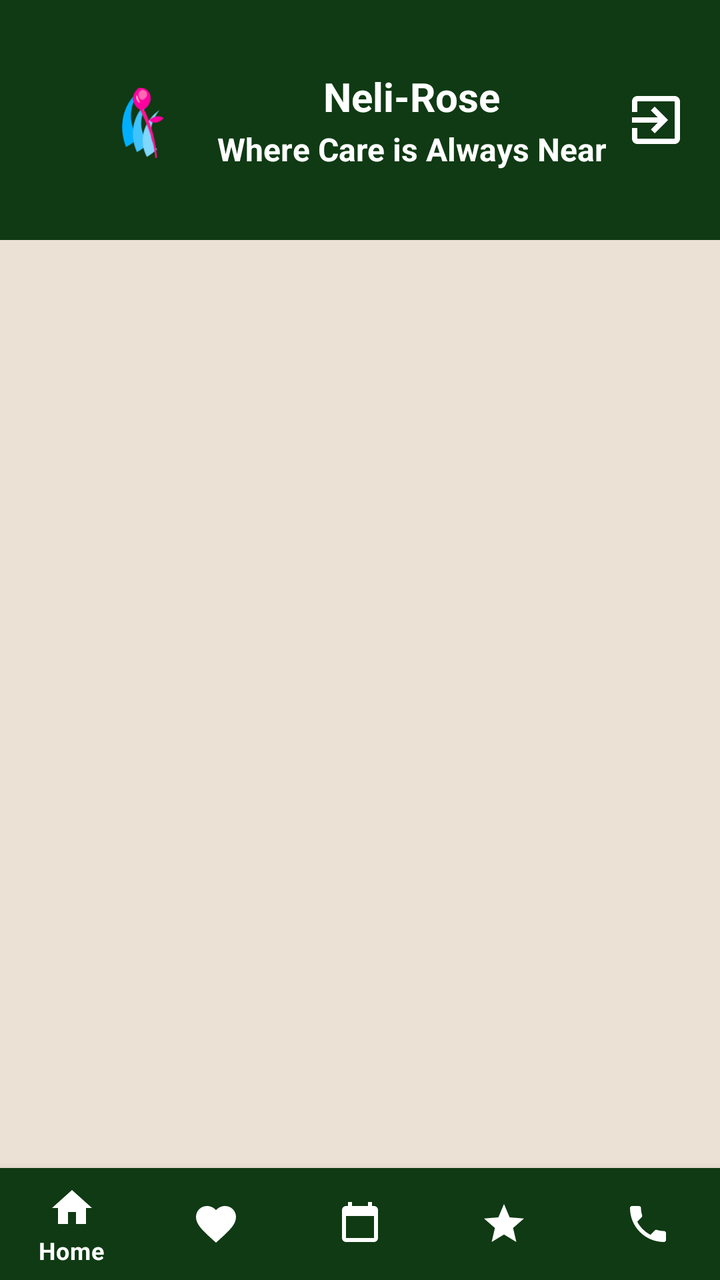
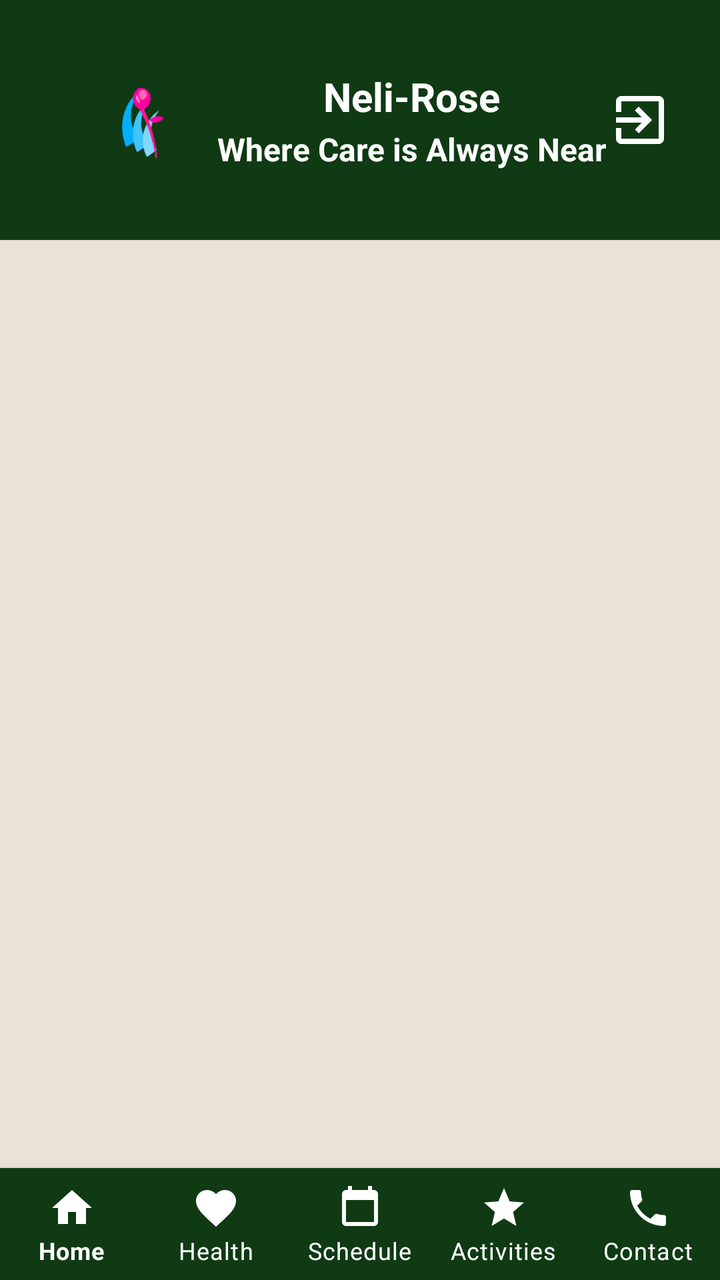

Two renders of the same Android screen: before a commit and after it. Below are the layout's source before the change and the commit's diff.
<!-- AndroidManifest.xml: application theme Theme.NeliRoseApp -->
<!-- res/layout/activity_main.xml -->
<?xml version="1.0" encoding="utf-8"?>
<LinearLayout xmlns:android="http://schemas.android.com/apk/res/android"
    xmlns:app="http://schemas.android.com/apk/res-auto"
    android:layout_width="match_parent"
    android:layout_height="match_parent"
    android:background="@color/neli_cream"
    android:orientation="vertical">

    
    <RelativeLayout
        android:id="@+id/headerLayout"
        android:layout_width="match_parent"
        android:layout_height="120dp"
        android:background="@color/neli_green"
        android:paddingStart="16dp"
        android:paddingTop="32dp"
        android:paddingEnd="16dp"
        android:paddingBottom="12dp">

        <ImageView
            android:id="@+id/btnHeaderBack"
            android:layout_width="32dp"
            android:layout_height="32dp"
            android:layout_alignParentStart="true"
            android:layout_centerVertical="true"
            android:contentDescription="Back"
            android:src="@drawable/ic_back_triangle"
            android:visibility="gone" />

        <LinearLayout
            android:layout_width="wrap_content"
            android:layout_height="wrap_content"
            android:layout_centerInParent="true"
            android:gravity="center"
            android:orientation="horizontal">

            <ImageView
                android:id="@+id/imgHeaderLogo"
                android:layout_width="42dp"
                android:layout_height="42dp"
                android:layout_marginEnd="10dp"
                android:contentDescription="Neli-Rose Logo"
                android:src="@drawable/bg_logo" />

            <LinearLayout
                android:layout_width="wrap_content"
                android:layout_height="wrap_content"
                android:gravity="center_horizontal"
                android:orientation="vertical">

                <TextView
                    android:id="@+id/tvHeaderTitle"
                    android:layout_width="wrap_content"
                    android:layout_height="wrap_content"
                    android:text="Neli-Rose"
                    android:textColor="@android:color/white"
                    android:textSize="20sp"
                    android:textStyle="bold" />

                <TextView
                    android:id="@+id/tvHeaderSubtitle"
                    android:layout_width="wrap_content"
                    android:layout_height="wrap_content"
                    android:layout_marginTop="2dp"
                    android:text="Where Care is Always Near"
                    android:textColor="@android:color/white"
                    android:textSize="16sp"
                    android:textStyle="bold" />
            </LinearLayout>
        </LinearLayout>

        <ImageView
            android:id="@+id/btnHeaderLogout"
            android:layout_width="32dp"
            android:layout_height="32dp"
            android:layout_alignParentEnd="true"
            android:layout_centerVertical="true"
            android:contentDescription="Log Out"
            android:src="@drawable/ic_logout" />
    </RelativeLayout>

    
    <FrameLayout
        android:id="@+id/fragmentContainer"
        android:layout_width="match_parent"
        android:layout_height="0dp"
        android:layout_weight="1" />

    
    <com.google.android.material.bottomnavigation.BottomNavigationView
        android:id="@+id/bottomNavigationView"
        android:layout_width="match_parent"
        android:layout_height="wrap_content"
        android:background="@color/neli_green"
        app:itemIconTint="@android:color/white"
        app:itemTextColor="@android:color/white"
        app:menu="@menu/bottom_nav_menu" />
</LinearLayout>
<!-- resources referenced by this layout -->
<resources>
  <color name="neli_cream">#EBE2D5</color>
  <color name="neli_green">#0F3A13</color>
  <!-- drawable bg_logo (drawable) -->
  <?xml version="1.0" encoding="utf-8"?>
  <vector xmlns:android="http://schemas.android.com/apk/res/android"
      android:width="100dp"
      android:height="100dp"
      android:viewportWidth="100"
      android:viewportHeight="100">
  
      
      <path
          android:fillColor="#00B0FF"
          android:pathData="M15,82 C5,55 12,28 35,12 C20,28 15,50 30,72 C22,78 18,81 15,82 Z" />
  
      
      <path
          android:fillColor="#40C4FF"
          android:pathData="M28,88 C18,65 24,40 45,25 C32,40 28,60 42,78 C35,84 31,87 28,88 Z" />
  
      
      <path
          android:fillColor="#80D8FF"
          android:pathData="M40,94 C30,75 35,52 55,38 C44,52 40,70 52,85 C46,90 43,92 40,94 Z" />
  
      
      <path
          android:fillColor="#FF1493"
          android:pathData="M52,95 L50,95 C48,72 40,55 32,38 C34,36 36,38 38,40 C44,55 50,70 52,95 Z" />
  
      
      <path
          android:fillColor="#FF00A0"
          android:pathData="M43,50 C48,45 56,44 60,48 C54,54 46,55 43,50 Z" />
  
      
      <path
          android:fillColor="#FF00A0"
          android:pathData="M32,38 C22,32 20,20 30,12 C42,10 48,22 42,32 C38,38 34,38 32,38 Z" />
  
      
      <path
          android:fillColor="#FF69B4"
          android:pathData="M32,25 C28,20 30,15 35,14 C40,15 42,20 38,24 C35,27 33,26 32,25 Z" />
  
      
      <path
          android:fillColor="#FFB6C1"
          android:pathData="M28,20 C26,24 28,28 32,30 C30,26 29,22 28,20 Z" />
  </vector>
  <!-- drawable ic_back_triangle (drawable) -->
  <?xml version="1.0" encoding="utf-8"?>
  <vector xmlns:android="http://schemas.android.com/apk/res/android"
      android:width="24dp"
      android:height="24dp"
      android:viewportWidth="24"
      android:viewportHeight="24">
      <path
          android:fillColor="#D9D9D9"
          android:pathData="M17,4 L6,12 L17,20 Z" />
  </vector>
  <!-- drawable ic_logout (drawable) -->
  <?xml version="1.0" encoding="utf-8"?>
  <vector xmlns:android="http://schemas.android.com/apk/res/android"
      android:width="24dp"
      android:height="24dp"
      android:viewportWidth="24"
      android:viewportHeight="24">
      <path
          android:fillColor="#FFFFFF"
          android:pathData="M10.09,15.59L11.5,17l5,-5 -5,-5 -1.41,1.41L12.67,11H3v2h9.67l-2.58,2.59zM19,3H5c-1.11,0 -2,0.9 -2,2v4h2V5h14v14H5v-4H3v4c0,1.1 0.89,2 2,2h14c1.1,0 2,-0.9 2,-2V5c0,-1.1 -0.9,-2 -2,-2z" />
  </vector>
  <style name="Theme.NeliRoseApp" parent="Theme.MaterialComponents.Light.NoActionBar">
          
          <item name="colorPrimary">@color/neli_green</item>
          <item name="colorPrimaryVariant">@color/neli_green_dark</item>
          <item name="colorOnPrimary">@android:color/white</item>
  
          
          <item name="android:windowBackground">@color/neli_cream</item>
          <item name="android:forceDarkAllowed" tools:targetApi="q">false</item>
  
          
          <item name="android:statusBarColor">@color/neli_green_dark</item>
          <item name="android:windowLightStatusBar">false</item>
      </style>
  <color name="neli_green_dark">#08230B</color>
</resources>

<!-- the commit's change to res/layout/activity_main.xml (unified diff, before → after) -->
@@ -19,8 +19,9 @@
 
         <ImageView
             android:id="@+id/btnHeaderBack"
-            android:layout_width="32dp"
-            android:layout_height="32dp"
+            android:layout_width="48dp"
+            android:layout_height="48dp"
+            android:padding="8dp"
             android:layout_alignParentStart="true"
             android:layout_centerVertical="true"
             android:contentDescription="Back"
@@ -71,8 +72,9 @@
 
         <ImageView
             android:id="@+id/btnHeaderLogout"
-            android:layout_width="32dp"
-            android:layout_height="32dp"
+            android:layout_width="48dp"
+            android:layout_height="48dp"
+            android:padding="8dp"
             android:layout_alignParentEnd="true"
             android:layout_centerVertical="true"
             android:contentDescription="Log Out"
@@ -92,6 +94,7 @@
         android:layout_width="match_parent"
         android:layout_height="wrap_content"
         android:background="@color/neli_green"
+        app:labelVisibilityMode="labeled"
         app:itemIconTint="@android:color/white"
         app:itemTextColor="@android:color/white"
         app:menu="@menu/bottom_nav_menu" />
